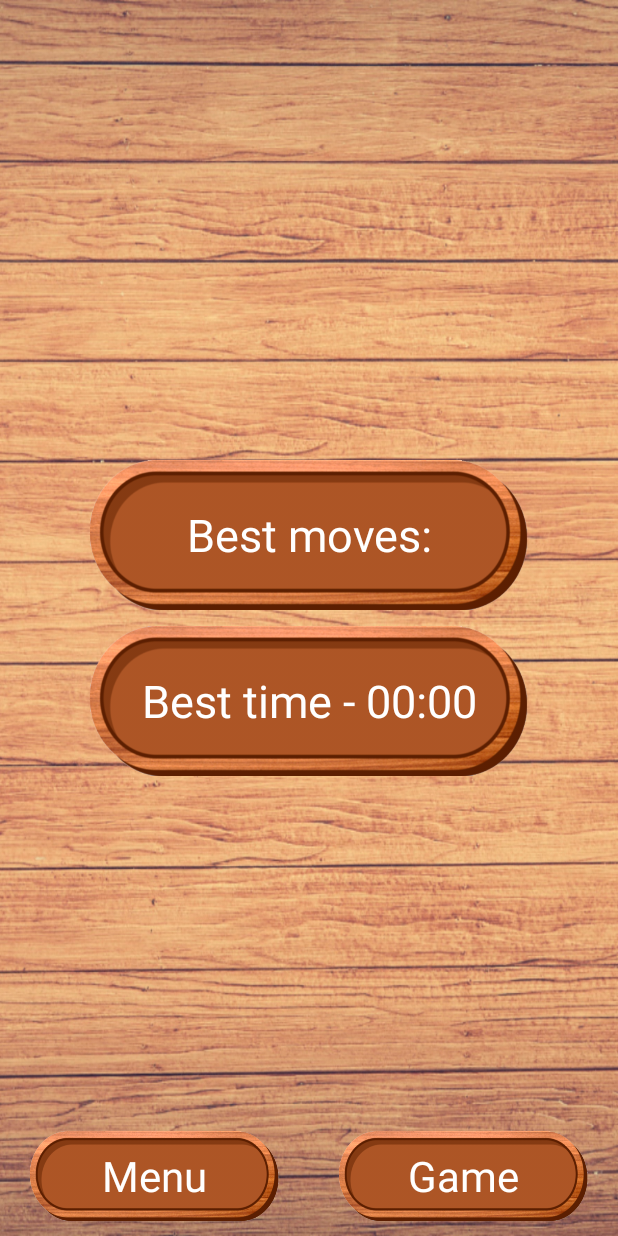
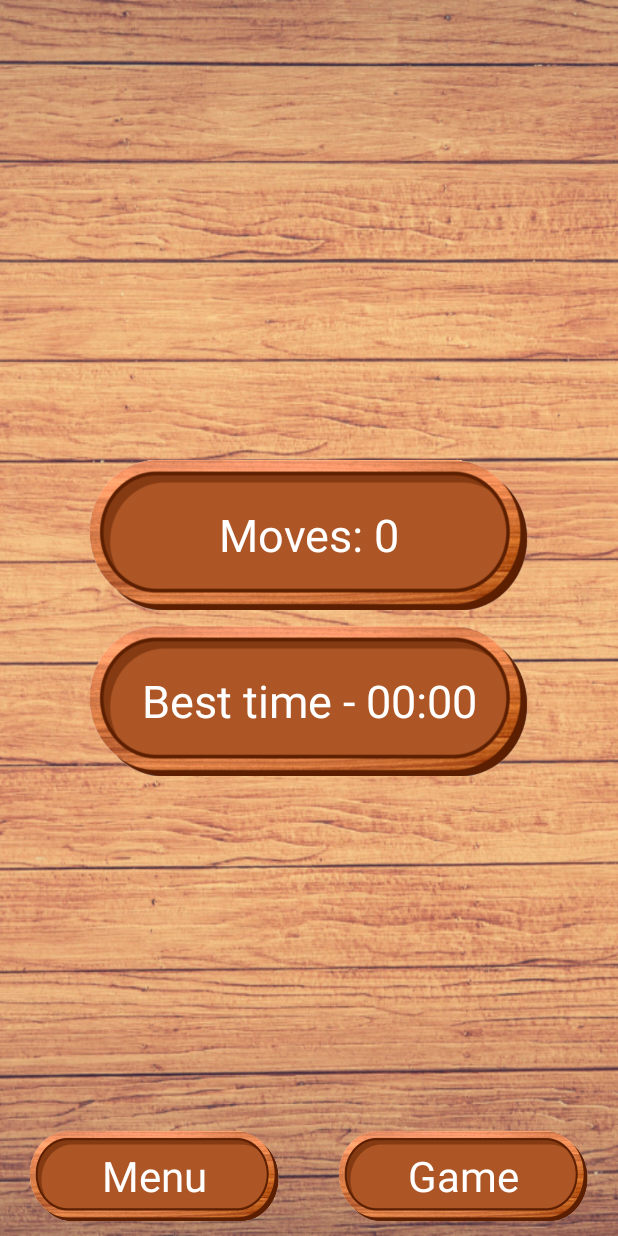
Before and after one commit to M1nexoff/Puzzle15, an Android app: the Info screen opened directly, with no data from a screen before it, on a phone screen of 412 x 824 dp. Run offline under Robolectric (Android 15) with nearby library versions, the phone set to English and light mode, and no system bars.

Commit message:
aaaa
aaa

```diff
--- a/app/src/main/java/com/example/puzzle15/Info.java
+++ b/app/src/main/java/com/example/puzzle15/Info.java
@@ -2,12 +2,11 @@ package com.example.puzzle15;
 
 import androidx.appcompat.app.AppCompatActivity;
 
-import android.annotation.SuppressLint;
 import android.content.Intent;
 import android.os.Bundle;
 import android.os.SystemClock;
+import android.view.View;
 import android.widget.Chronometer;
-import android.widget.ImageView;
 import android.widget.LinearLayout;
 import android.widget.TextView;
 
@@ -20,16 +19,27 @@ public class Info extends AppCompatActivity {
 
         TextView moves = findViewById(R.id.moves);
         moves.setText("Moves: " + getIntent().getIntExtra("TOP1", 0));
+
         Chronometer time = findViewById(R.id.timer);
-        time.setBase(getIntent().getLongExtra("TOP2", SystemClock.elapsedRealtime()));
+        long baseTime = SystemClock.elapsedRealtime() - getIntent().getLongExtra("TOP2", 0);
+        time.setBase(baseTime);
         time.setFormat("Best time - %s");
+
         LinearLayout menu = findViewById(R.id.menu);
-        menu.setOnClickListener(v-> finish());
+        menu.setOnClickListener(new View.OnClickListener() {
+            @Override
+            public void onClick(View v) {
+                finish();
+            }
+        });
+
         LinearLayout game = findViewById(R.id.game);
-        game.setOnClickListener(v->{
-            Intent intent = new Intent(Info.this,MainActivity.class);
-            startActivity(intent);
-            finish();
+        game.setOnClickListener(new View.OnClickListener() {
+            @Override
+            public void onClick(View v) {
+                startActivity(new Intent(Info.this, MainActivity.class));
+                finish();
+            }
         });
     }
 }
--- a/app/src/main/java/com/example/puzzle15/WinActivity.java
+++ b/app/src/main/java/com/example/puzzle15/WinActivity.java
@@ -19,6 +19,9 @@ public class WinActivity extends AppCompatActivity {
     @SuppressLint("MissingInflatedId")
     @Override
     protected void onCreate(Bundle savedInstanceState) {
+        super.onCreate(savedInstanceState);
+        setContentView(R.layout.win_activity);
+        pref = getSharedPreferences("STATE", MODE_PRIVATE);
         if (getIntent().getBooleanExtra("ENABLED", false)){
             Intent intent = new Intent(WinActivity.this, Info.class);
             intent.putExtra("TOP1",pref.getInt("TOP1",0));
@@ -26,9 +29,6 @@ public class WinActivity extends AppCompatActivity {
             startActivity(intent);
             finish();
         }
-        super.onCreate(savedInstanceState);
-        setContentView(R.layout.win_activity);
-        pref = getSharedPreferences("STATE", MODE_PRIVATE);
 
         TextView movesView = findViewById(R.id.moves);
         timer = findViewById(R.id.timer);
@@ -47,7 +47,7 @@ public class WinActivity extends AppCompatActivity {
         timer.setFormat("Time - %s");
 
         int top1 = pref.getInt("TOP1", 0);
-        long top2 = pref.getLong("TOP2", 0);
+        long top2 = pref.getLong("TOP2", SystemClock.elapsedRealtime());
         if (moves < top1 || top1 == 0) {
             top1 = moves;
         }
--- a/app/src/main/res/layout-land/activity_info.xml
+++ b/app/src/main/res/layout-land/activity_info.xml
@@ -1,30 +1,25 @@
 <?xml version="1.0" encoding="utf-8"?>
 <LinearLayout xmlns:android="http://schemas.android.com/apk/res/android"
-    xmlns:app="http://schemas.android.com/apk/res-auto"
     xmlns:tools="http://schemas.android.com/tools"
     android:layout_width="match_parent"
     android:layout_height="match_parent"
     android:background="@drawable/fon"
-    android:gravity="center"
     android:orientation="horizontal"
     tools:context=".Links">
-
     <LinearLayout
         android:layout_weight="1.2"
         android:layout_width="0dp"
         android:layout_height="match_parent"
-        android:layout_gravity="center|top"
+        android:layout_gravity="center"
+        android:gravity="center"
         android:orientation="vertical">
-
         <LinearLayout
             android:layout_weight="1"
             android:layout_width="match_parent"
             android:layout_height="0dp"
-            android:layout_marginVertical="100dp"
-            android:layout_gravity="center"
+            android:layout_marginVertical="50dp"
             android:layout_marginHorizontal="60dp"
             android:background="@drawable/free_button">
-
             <TextView
                 android:id="@+id/moves"
                 android:layout_gravity="center"
@@ -34,14 +29,12 @@
                 android:textSize="30dp"
                 android:gravity="center"
                 android:textColor="@color/white" />
-
         </LinearLayout>
-
         <LinearLayout
             android:layout_weight="1"
             android:layout_width="match_parent"
             android:layout_height="0dp"
-            android:layout_marginVertical="100dp"
+            android:layout_marginVertical="50dp"
             android:layout_gravity="center"
             android:layout_marginHorizontal="60dp"
             android:background="@drawable/free_button">
@@ -54,17 +47,14 @@
                 android:gravity="center"
                 android:layout_gravity="center"
                 android:textColor="@color/white" />
-
         </LinearLayout>
-
         </LinearLayout>
 
         <LinearLayout
             android:layout_weight="1"
             android:layout_width="0dp"
             android:layout_height="match_parent"
-        android:layout_marginBottom="10dp"
-        android:layout_gravity="bottom|center"
+            android:layout_gravity="center"
             android:orientation="vertical">
 
             <LinearLayout
@@ -72,7 +62,7 @@
                 android:layout_gravity="center"
                 android:layout_width="match_parent"
                 android:layout_height="match_parent"
-            android:layout_margin="150dp"
+                android:layout_margin="50dp"
                 android:layout_weight="1"
                 android:background="@drawable/free_button"
                 android:gravity="center">
@@ -85,26 +75,20 @@
                 android:textSize="28sp" />
 
         </LinearLayout>
-
         <LinearLayout
             android:id="@+id/game"
             android:layout_width="match_parent"
             android:layout_height="match_parent"
-            android:layout_margin="150dp"
+            android:layout_margin="50dp"
             android:layout_weight="1"
             android:background="@drawable/free_button"
             android:gravity="center">
-
-
             <TextView
                 android:layout_width="wrap_content"
                 android:layout_height="wrap_content"
                 android:text="Game"
                 android:textColor="@color/white"
                 android:textSize="28sp" />
-
-        </LinearLayout>
-
-
         </LinearLayout>
     </LinearLayout>
+</LinearLayout>
--- a/app/src/main/res/layout/activity_info.xml
+++ b/app/src/main/res/layout/activity_info.xml
@@ -6,7 +6,6 @@
     android:layout_height="match_parent"
     android:background="@drawable/fon"
     android:gravity="center"
-    android:orientation="vertical"
     tools:context=".Links">
 
     <LinearLayout
@@ -16,7 +15,6 @@
         android:orientation="vertical">
 
         <LinearLayout
-            android:id="@+id/moves"
             android:layout_width="match_parent"
             android:layout_height="100dp"
             android:layout_marginVertical="5dp"
@@ -25,8 +23,8 @@
             android:background="@drawable/free_button">
 
             <TextView
+                android:id="@+id/moves"
                 android:layout_gravity="center"
-                android:id="@+id/top1"
                 android:layout_width="match_parent"
                 android:layout_height="wrap_content"
                 android:text="Best moves:"
@@ -36,7 +34,6 @@
         </LinearLayout>
 
         <LinearLayout
-            android:id="@+id/time"
             android:layout_width="match_parent"
             android:layout_height="100dp"
             android:layout_marginVertical="5dp"
@@ -45,7 +42,7 @@
             android:background="@drawable/free_button">
 
             <Chronometer
-                android:id="@+id/top2"
+                android:id="@+id/timer"
                 android:layout_width="match_parent"
                 android:layout_height="wrap_content"
                 android:format="Best time - %s"
```
Also changed, not shown: app/src/main/java/com/example/puzzle15/Start.java (+9 -4 lines). Lines whose indentation alone changed are shown as unchanged.
